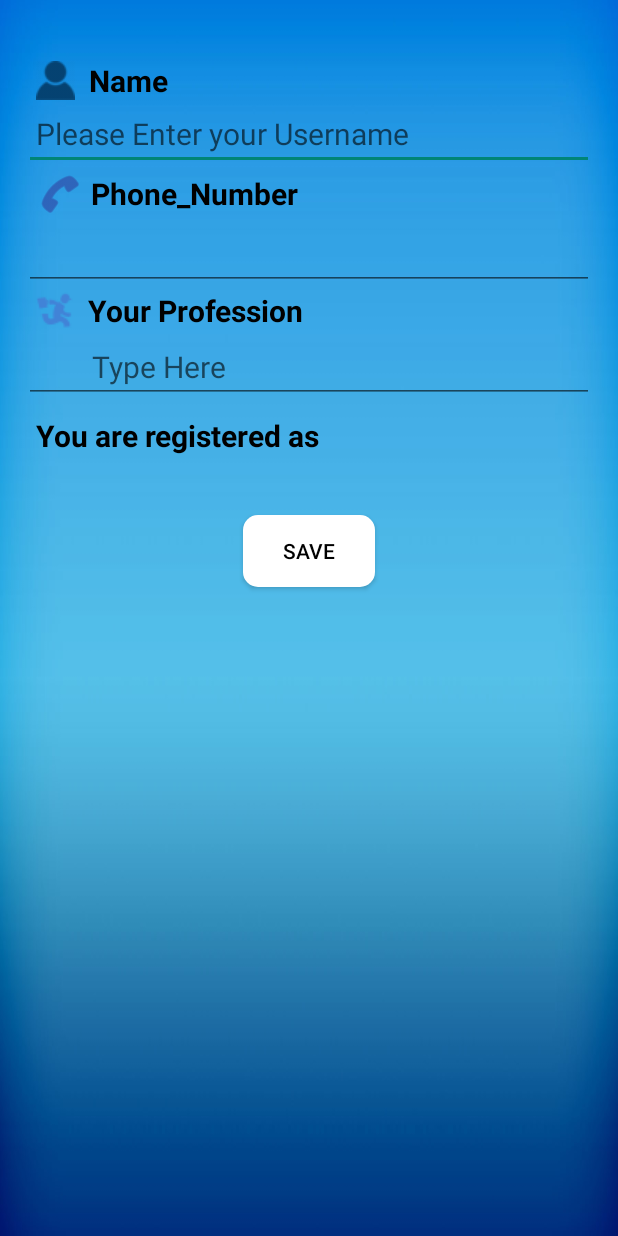
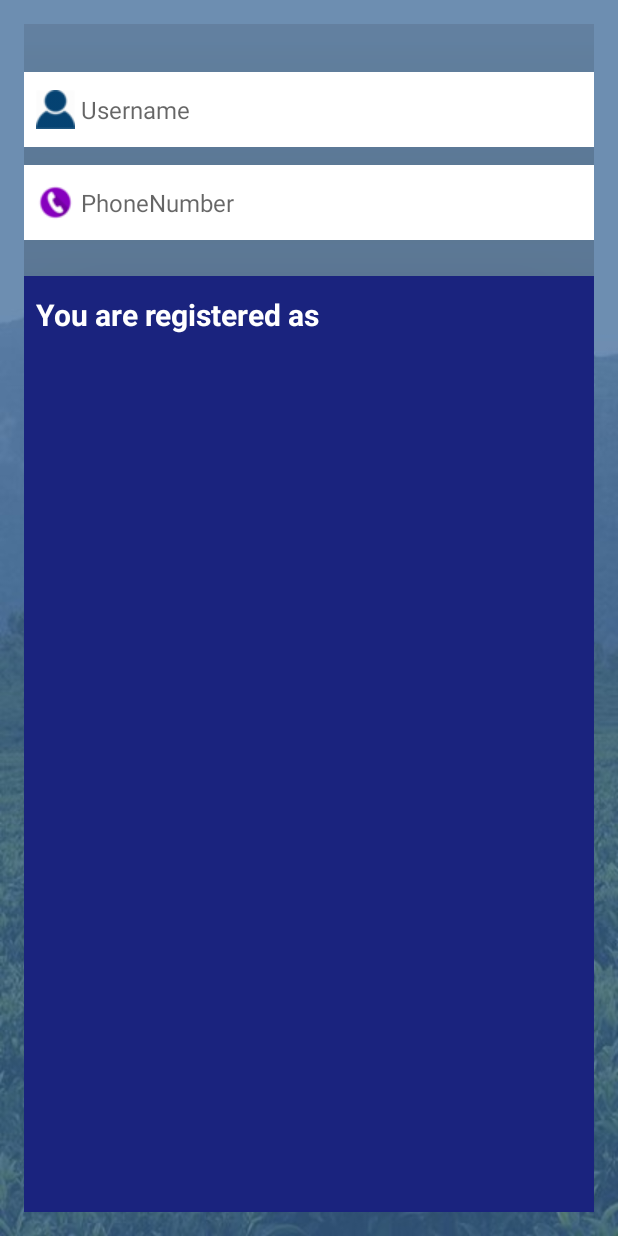
Before and after one commit to shifona1/Connecting-Dots, an Android app: the layout content_update__profile__employer.xml on its own in the app's theme, with its tools: preview values and no code run, on a phone screen of 412 x 824 dp. Run offline under Robolectric (Android 15) with nearby library versions, the phone set to English and light mode, and no system bars.

Commit message:
Merge branch 'master' of https://github.com/shifona0/Connecting-Dots

```diff
--- a/app/src/main/java/com/example/android/ccd/Home.java
+++ b/app/src/main/java/com/example/android/ccd/Home.java
@@ -28,7 +28,7 @@ public class Home extends Activity {
     protected void onCreate(Bundle savedInstanceState) {
         super.onCreate(savedInstanceState);
         setContentView(R.layout.activity_home);
-        nextIntent = new Intent(this,ScreenSlidePagerActivity.class);
+        nextIntent = new Intent(this,LoginActivity.class);
         boolean networkGood = false;
         if(isNetworkAvailable())
             networkGood= true;
--- a/app/src/main/res/layout/content_update__profile__employee.xml
+++ b/app/src/main/res/layout/content_update__profile__employee.xml
@@ -14,7 +14,7 @@
     android:paddingLeft="@dimen/activity_horizontal_margin"
     android:paddingRight="@dimen/activity_horizontal_margin"
     android:paddingTop="@dimen/activity_vertical_margin"
-    android:background="@drawable/background"
+    android:background="@drawable/backg"
     app:layout_behavior="@string/appbar_scrolling_view_behavior"
     tools:context="com.example.android.ccd.Update_Profile_Employee"
     tools:showIn="@layout/activity_update__profile__employee">
@@ -69,6 +69,7 @@
         android:layout_marginTop="12dp"
         android:textSize="16sp"
         android:inputType="textMultiLine" />
+
     <TextView
         android:id="@+id/type_text"
         android:text="You are registered as" android:layout_width="match_parent"
--- a/app/src/main/res/layout/content_update__profile__employer.xml
+++ b/app/src/main/res/layout/content_update__profile__employer.xml
@@ -1,4 +1,8 @@
 <?xml version="1.0" encoding="utf-8"?>
+<ScrollView xmlns:android="http://schemas.android.com/apk/res/android"
+    android:layout_width="match_parent"
+    android:layout_height="match_parent"
+    android:fillViewport="true">
 <LinearLayout xmlns:android="http://schemas.android.com/apk/res/android"
     xmlns:tools="http://schemas.android.com/tools"
     android:layout_width="match_parent"
@@ -7,114 +11,84 @@
     android:paddingLeft="@dimen/activity_horizontal_margin"
     android:paddingRight="@dimen/activity_horizontal_margin"
     android:paddingTop="@dimen/activity_vertical_margin"
-    android:background="@drawable/nat"
+    android:background="@drawable/backg"
     android:orientation="vertical"
     tools:context="com.example.android.ccd.Update_Profile_Employer"
     tools:showIn="@layout/activity_update__profile__employer">
 
 
-
-
-    <TextView
-        android:id="@+id/name_text"
-        android:text="  Name"
-        android:paddingTop="8dp"
-        android:paddingLeft="8dp"
-        android:gravity="center_vertical"
-        android:drawableLeft="@drawable/name_icon"
-        android:textColor="@color/text"
-        android:layout_width="wrap_content"
-        android:layout_height="wrap_content"
-        android:textSize="20sp"
-        android:textStyle="bold"
-        android:layout_marginTop="16dp"/>
     <EditText
         android:id="@+id/name"
         android:layout_width="match_parent"
         android:layout_height="wrap_content"
+        android:textColor="@color/text"
         android:paddingLeft="8dp"
-        android:paddingTop="8dp"
-        android:textColor="@color/text"
+        android:paddingTop="12dp"
+        android:layout_marginTop="32dp"
+        android:paddingBottom="12dp"
+        android:elevation="200dp"
+        android:background="@color/white"
+        android:drawableLeft="@drawable/name_icon"
+        android:textSize="16sp"
         android:layout_below="@+id/name_text"
-        android:textSize="20sp"
         android:inputType="textPersonName"
-        android:hint="Please Enter your Username"/>
-
-    <TextView
-        android:layout_width="match_parent"
-        android:layout_height="wrap_content"
-        android:paddingLeft="8dp"
-        android:text=" Phone_Number"
-        android:textStyle="bold"
-        android:drawableLeft="@android:drawable/ic_menu_call"
-        android:textSize="20sp"
-        android:gravity="center_vertical"
-        android:drawableTint="@color/colorPrimaryDark"
-        android:textColor="@color/text"
-        android:id="@+id/Phone_text"
-        />
+        android:hint=" Username"/>
 
     <EditText
         android:layout_width="match_parent"
         android:layout_height="wrap_content"
+        android:paddingLeft="8dp"
+        android:paddingTop="12dp"
+        android:layout_marginTop="12dp"
+        android:background="@color/white"
+        android:elevation="200dp"
+        android:drawableLeft="@drawable/phone_icon"
+        android:paddingBottom="12dp"
+        android:hint=" PhoneNumber"
+        android:textSize="16sp"
         android:id="@+id/phone"
-        android:paddingLeft="8dp"
-        android:textSize="20sp"
         android:textColor="@color/text"
         android:inputType="phone" />
 
-    <TextView
-        android:id="@+id/job_text"
-        android:text="  Your Profession"
-        android:drawableLeft="@drawable/profession"
-        android:textSize="20sp"
-        android:textStyle="bold"
+    <LinearLayout
+        android:layout_width="match_parent"
+        android:layout_height="match_parent"
+        android:orientation="horizontal"
         android:paddingLeft="8dp"
-        android:textColor="@color/text"
-        android:layout_below="@+id/buttonLoadPicture"
-        android:layout_width="wrap_content"
-        android:layout_height="wrap_content" />
-    <EditText
-        android:id="@+id/job"
-        android:layout_width="match_parent"
-        android:layout_height="wrap_content"
-        android:layout_below="@+id/job"
-        android:hint="        Type Here"
-        android:paddingLeft="8dp"
-        android:textSize="20sp"
-        android:textColor="@color/text"
-        android:inputType="textMultiLine" />
-
+        android:paddingTop="12dp"
+        android:elevation="200dp"
+        android:paddingBottom="12dp"
+        android:layout_marginTop="24dp"
+        android:background="#1A237E"
+        >
     <TextView
         android:id="@+id/type_text"
         android:text="You are registered as" android:layout_width="wrap_content"
-        android:paddingTop="8dp"
         android:textStyle="bold"
-        android:textColor="@color/text"
-        android:paddingLeft="8dp"
         android:textSize="20sp"
+        android:textColor="@color/white"
         android:layout_height="wrap_content" />
 
     <TextView android:id="@+id/type" android:layout_width="match_parent"
         android:layout_height="wrap_content"
         android:imeActionId="@+id/login"
         android:imeActionLabel="@string/action_sign_in_short"
-        android:textColor="@color/text"
-        android:paddingLeft="8dp"
-        android:paddingBottom="8dp"
+        android:textColor="@color/white"
         android:textStyle="bold"
-        android:layout_marginBottom="4dp"
         android:imeOptions="actionUnspecified"
         />
+    </LinearLayout>
     <Button
         android:id="@+id/Save_Details"
         android:layout_width="wrap_content"
         android:layout_height="wrap_content"
-        android:layout_marginTop="8dp"
+        android:layout_marginTop="48dp"
         android:textColor="@color/text"
         android:background="@drawable/oval"
+        android:textSize="20sp"
         android:layout_below="@+id/photo"
         android:text="Save"
         android:layout_gravity="center"/>
 
 </LinearLayout>
+</ScrollView>
```
Also changed, not shown: app/src/main/res/drawable/backg.jpg (added), app/src/main/res/drawable/background.png (deleted).
